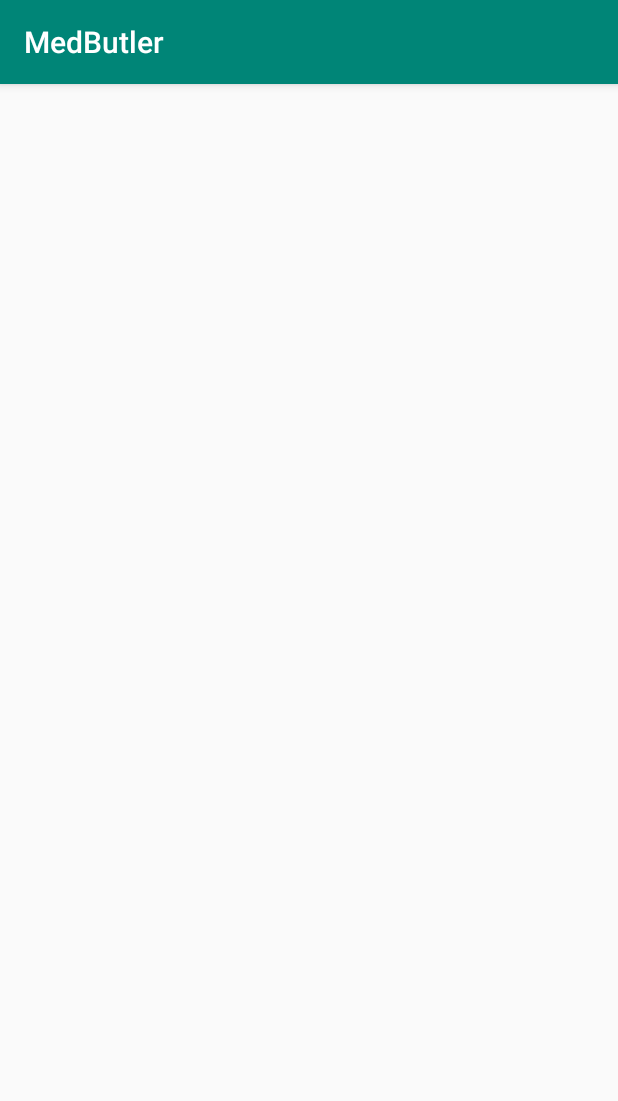
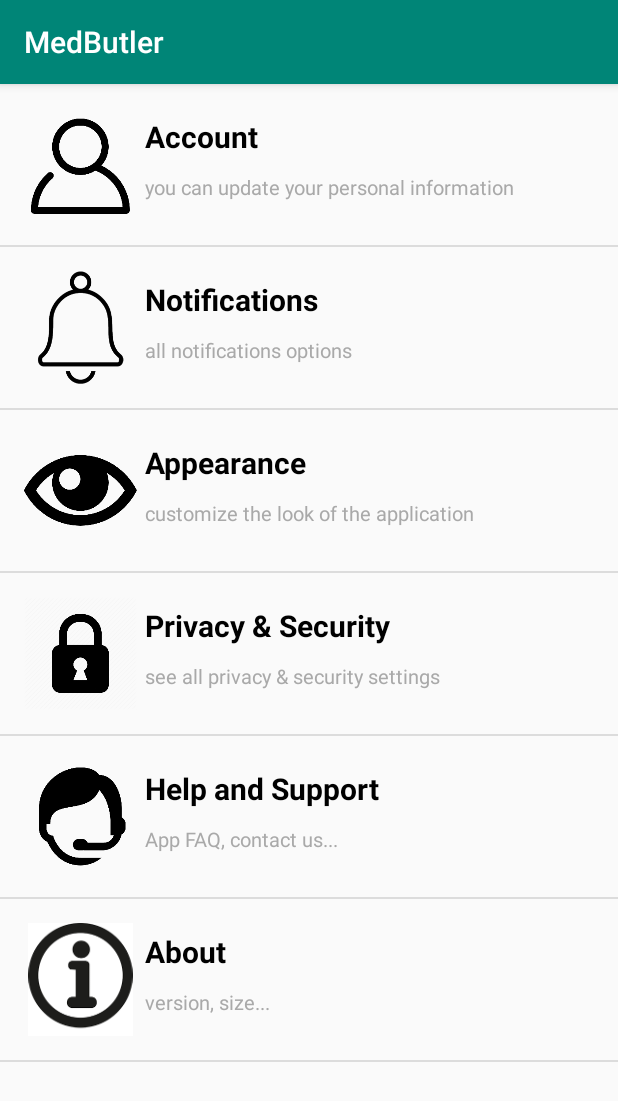
Before and after one commit to angelmc1309/MedButler, an Android app: the MainActivity screen opened directly, with no data from a screen before it, after a tap on "Settings", on a phone screen of 412 x 824 dp. Shown: the top 1101 px of the screen. Run offline under Robolectric (Android 15) with nearby library versions, the light colour scheme and no system bars.

Commit message:
LAY 5 (Intentar utilitzar preference headers i Fragment, sense exit. Creada una customListView amb Click listener) 5 hores de feina

```diff
--- a/app/src/main/AndroidManifest.xml
+++ b/app/src/main/AndroidManifest.xml
@@ -9,9 +9,9 @@
         android:roundIcon="@mipmap/ic_launcher_round"
         android:supportsRtl="true"
         android:theme="@style/AppTheme">
-        <activity android:name=".Sign_in"></activity>
-        <activity
-            android:name=".login">
+        <activity android:name=".ActivitySettings"></activity>
+        <activity android:name=".Sign_in" />
+        <activity android:name=".login">
             <intent-filter>
                 <action android:name="android.intent.action.MAIN" />
 
@@ -20,7 +20,7 @@
         </activity>
         <activity android:name=".MainActivity" />
         <activity android:name=".SettingsActivity" />
-        <activity android:name=".Calendar"></activity>
+        <activity android:name=".Calendar" />
     </application>
 
 </manifest>
--- /dev/null
+++ b/app/src/main/java/com/example/medbutler/ActivitySettings.kt
@@ -0,0 +1,48 @@
+package com.example.medbutler
+
+import androidx.appcompat.app.AppCompatActivity
+import android.os.Bundle
+import android.view.View
+import android.widget.AdapterView
+import android.widget.ListView
+import android.widget.Toast
+
+class ActivitySettings : AppCompatActivity() {
+
+    override fun onCreate(savedInstanceState: Bundle?) {
+        super.onCreate(savedInstanceState)
+        setContentView(R.layout.activity_settings)
+
+        var listview = findViewById<ListView>(R.id.listView)
+        var list = mutableListOf<ModelSettings>()
+
+        list.add(ModelSettings("Account", "you can update your personal information", R.drawable.account_icon))
+        list.add(ModelSettings("Notifications", "all notifications options", R.drawable.notifications_icon))
+        list.add(ModelSettings("Appearance", "customize the look of the application", R.drawable.appearance_icon))
+        list.add(ModelSettings("Privacy & Security", "see all privacy & security settings", R.drawable.privacyandsecurity_icon))
+        list.add(ModelSettings("Help and Support", "App FAQ, contact us...", R.drawable.helpandsupport_icon))
+        list.add(ModelSettings("About", "version, size...", R.drawable.about_icon))
+
+        listview.adapter = AdapterSettings(this, R.layout.rwo_settings, list)
+        listview.setOnItemClickListener {parent:AdapterView<*>, view:View, position:Int, id:Long ->
+            if (position == 0){
+                Toast.makeText(this@ActivitySettings, "you click on Account", Toast.LENGTH_LONG).show()
+            }
+            if (position == 1){
+                Toast.makeText(this@ActivitySettings, "you click on Notifications", Toast.LENGTH_LONG).show()
+            }
+            if (position == 2){
+                Toast.makeText(this@ActivitySettings, "you click on Appearance", Toast.LENGTH_LONG).show()
+            }
+            if (position == 3){
+                Toast.makeText(this@ActivitySettings, "you click on Privacy & Security", Toast.LENGTH_LONG).show()
+            }
+            if (position == 4){
+                Toast.makeText(this@ActivitySettings, "you click on Help and Support", Toast.LENGTH_LONG).show()
+            }
+            if (position == 5){
+                Toast.makeText(this@ActivitySettings, "you click on About", Toast.LENGTH_LONG).show()
+            }
+        }
+    }
+}
--- /dev/null
+++ b/app/src/main/java/com/example/medbutler/AdapterSettings.kt
@@ -0,0 +1,26 @@
+package com.example.medbutler
+
+import android.content.Context
+import android.view.LayoutInflater
+import android.view.View
+import android.view.ViewGroup
+import android.widget.ArrayAdapter
+import android.widget.ImageView
+import android.widget.TextView
+
+class AdapterSettings (var mCtx: Context, var resources:Int, var items:List<ModelSettings>):ArrayAdapter<ModelSettings>(mCtx, resources, items) {
+    override fun getView(position: Int, convertView: View?, parent: ViewGroup): View {
+        val layoutInflater:LayoutInflater = LayoutInflater.from(mCtx)
+        val view:View = layoutInflater.inflate(resources, null)
+
+        val imageView:ImageView = view.findViewById(R.id.image)
+        val titleTextView:TextView = view.findViewById(R.id.textView1)
+        val descriptionTextView:TextView = view.findViewById(R.id.textView2)
+
+        var mItem: ModelSettings = items[position]
+        imageView.setImageDrawable(mCtx.resources.getDrawable(mItem.img))
+        titleTextView.text = mItem.title
+        descriptionTextView.text = mItem.description
+        return view
+    }
+}
--- a/app/src/main/java/com/example/medbutler/MainActivity.kt
+++ b/app/src/main/java/com/example/medbutler/MainActivity.kt
@@ -18,7 +18,7 @@
     }
 
     fun viewSettings(view: View) {
-        val intent= Intent(this, SettingsActivity::class.java)
+        val intent= Intent(this, ActivitySettings::class.java)
         startActivity(intent)
     }
 }
--- /dev/null
+++ b/app/src/main/java/com/example/medbutler/ModelSettings.kt
@@ -0,0 +1,5 @@
+package com.example.medbutler
+
+class ModelSettings (val title:String, val description:String, val img:Int){
+
+}
--- /dev/null
+++ b/app/src/main/res/layout/activity_settings.xml
@@ -0,0 +1,17 @@
+<?xml version="1.0" encoding="utf-8"?>
+<LinearLayout
+    xmlns:android="http://schemas.android.com/apk/res/android"
+    xmlns:app="http://schemas.android.com/apk/res-auto"
+    xmlns:tools="http://schemas.android.com/tools"
+    android:layout_width="match_parent"
+    android:layout_height="match_parent"
+    android:orientation="vertical"
+    tools:context=".ActivitySettings">
+
+    <ListView
+        android:layout_width="match_parent"
+        android:layout_height="match_parent"
+        android:id="@+id/listView">
+
+    </ListView>
+</LinearLayout>
--- /dev/null
+++ b/app/src/main/res/layout/rwo_settings.xml
@@ -0,0 +1,42 @@
+<?xml version="1.0" encoding="utf-8"?>
+<LinearLayout xmlns:android="http://schemas.android.com/apk/res/android"
+    android:orientation="horizontal"
+    android:layout_width="match_parent"
+    android:layout_height="match_parent"
+    android:padding="16dp">
+
+    <ImageView
+        android:layout_width="75dp"
+        android:layout_height="75dp"
+        android:id="@+id/image"
+        android:src="@mipmap/ic_launcher"
+        />
+
+    <LinearLayout
+        android:layout_width="match_parent"
+        android:layout_height="wrap_content"
+        android:orientation="vertical">
+        <TextView
+            android:layout_width="wrap_content"
+            android:layout_height="wrap_content"
+            android:id="@+id/textView1"
+            android:text="Main Text"
+            android:textStyle="bold"
+            android:textSize="20sp"
+            android:layout_margin="5dp"
+            android:textColor="#000"
+            />
+
+        <TextView
+            android:layout_width="wrap_content"
+            android:layout_height="wrap_content"
+            android:id="@+id/textView2"
+            android:text="Sub Text"
+            android:textSize="13sp"
+            android:layout_margin="5dp"
+            android:textColor="#a9a9a9"
+            />
+
+    </LinearLayout>
+
+</LinearLayout>
```
Also changed, not shown: app/src/main/res/drawable-xxhdpi/about_icon.png (added), app/src/main/res/drawable-xxhdpi/account_icon.png (added), app/src/main/res/drawable-xxhdpi/appearance_icon.png (added), app/src/main/res/drawable-xxhdpi/helpandsupport_icon.png (added), app/src/main/res/drawable-xxhdpi/notifications_icon.png (added), app/src/main/res/drawable-xxhdpi/privacyandsecurity_icon.png (added), 223 other files.
